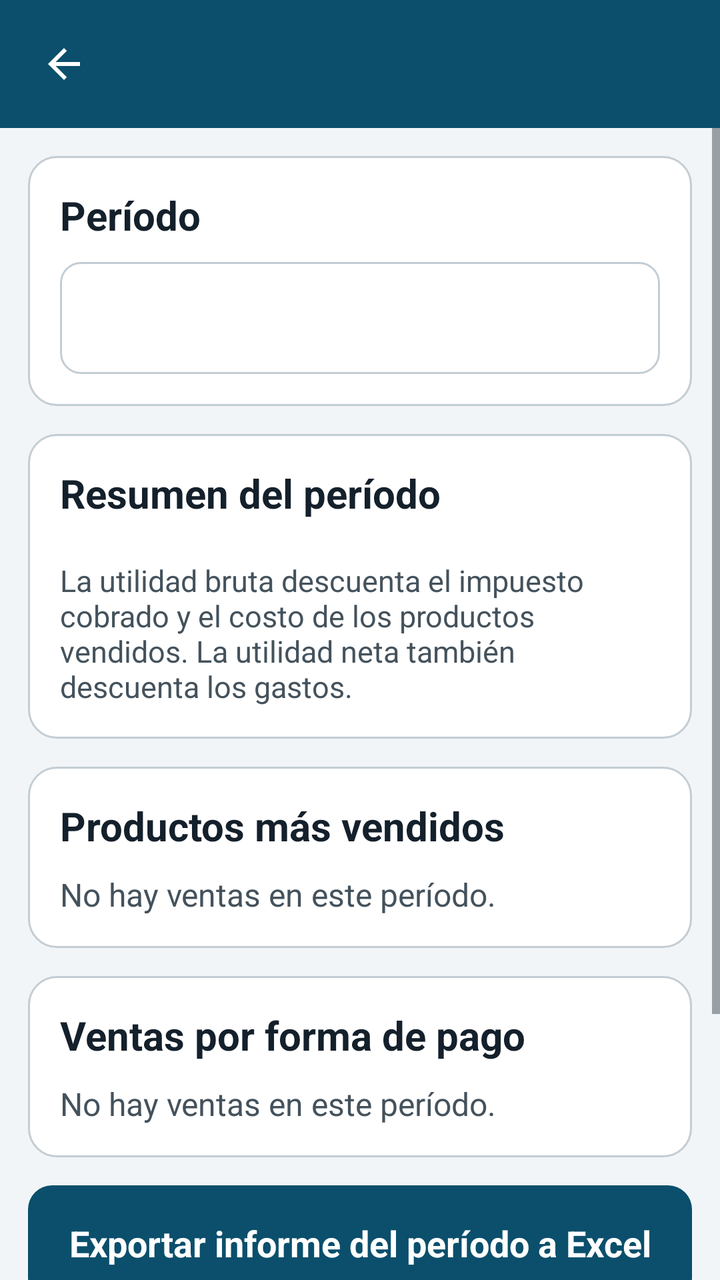
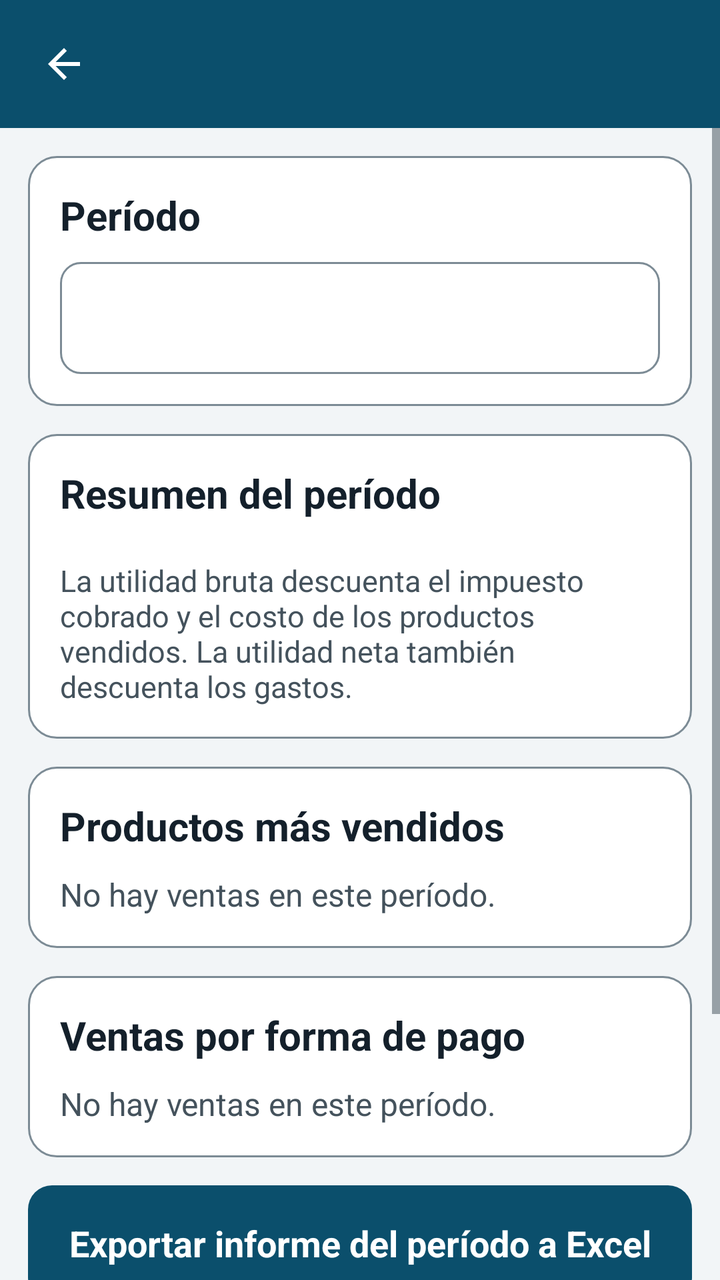

Screens rendered from an Android XML layout before and after an edit, with the pre-edit source and the edit as a unified diff.
<!-- AndroidManifest.xml: application theme Tema -->
<!-- res/layout/activity_informes.xml -->
<?xml version="1.0" encoding="utf-8"?>
<LinearLayout xmlns:android="http://schemas.android.com/apk/res/android"
    android:layout_width="match_parent"
    android:layout_height="match_parent"
    android:orientation="vertical"
    android:background="@color/fondo">

    <include layout="@layout/barra_superior" />

    <ScrollView
android:id="@+id/scrollForm"
        android:layout_width="match_parent"
        android:layout_height="match_parent"
        android:fillViewport="true">

        <LinearLayout
            android:layout_width="match_parent"
            android:layout_height="wrap_content"
            android:orientation="vertical"
            android:paddingLeft="14dp"
            android:paddingRight="14dp"
            android:paddingTop="14dp"
            android:paddingBottom="26dp">

            <LinearLayout
                style="@style/Tarjeta"
                android:layout_width="match_parent"
                android:layout_height="wrap_content">

                <TextView
                    style="@style/TituloSeccion"
                    android:layout_width="match_parent"
                    android:layout_height="wrap_content"
                    android:text="Período" />

                <Spinner
                    android:id="@+id/spPeriodo"
                    android:layout_width="match_parent"
                    android:layout_height="56dp"
                    android:background="@drawable/fondo_campo"
                    android:paddingLeft="14dp"
                    android:paddingRight="14dp"
                    android:minHeight="56dp" />
            </LinearLayout>

            <LinearLayout
                style="@style/Tarjeta"
                android:layout_width="match_parent"
                android:layout_height="wrap_content">

                <TextView
                    style="@style/TituloSeccion"
                    android:layout_width="match_parent"
                    android:layout_height="wrap_content"
                    android:text="Resumen del período" />

                <LinearLayout
                    android:id="@+id/containerMetricas"
                    android:layout_width="match_parent"
                    android:layout_height="wrap_content"
                    android:orientation="vertical" />

                <TextView
                    style="@style/Ayuda"
                    android:layout_width="match_parent"
                    android:layout_height="wrap_content"
                    android:layout_marginTop="10dp"
                    android:text="La utilidad bruta descuenta el impuesto cobrado y el costo de los productos vendidos. La utilidad neta también descuenta los gastos." />
            </LinearLayout>

            <LinearLayout
                style="@style/Tarjeta"
                android:layout_width="match_parent"
                android:layout_height="wrap_content">

                <TextView
                    style="@style/TituloSeccion"
                    android:layout_width="match_parent"
                    android:layout_height="wrap_content"
                    android:text="Productos más vendidos" />

                <TextView
                    android:id="@+id/txtVacioTop"
                    android:layout_width="match_parent"
                    android:layout_height="wrap_content"
                    android:text="No hay ventas en este período."
                    android:textColor="@color/texto_secundario"
                    android:textSize="16sp" />

                <LinearLayout
                    android:id="@+id/containerTop"
                    android:layout_width="match_parent"
                    android:layout_height="wrap_content"
                    android:orientation="vertical" />
            </LinearLayout>

            <LinearLayout
                style="@style/Tarjeta"
                android:layout_width="match_parent"
                android:layout_height="wrap_content">

                <TextView
                    style="@style/TituloSeccion"
                    android:layout_width="match_parent"
                    android:layout_height="wrap_content"
                    android:text="Ventas por forma de pago" />

                <TextView
                    android:id="@+id/txtVacioFormas"
                    android:layout_width="match_parent"
                    android:layout_height="wrap_content"
                    android:text="No hay ventas en este período."
                    android:textColor="@color/texto_secundario"
                    android:textSize="16sp" />

                <LinearLayout
                    android:id="@+id/containerFormas"
                    android:layout_width="match_parent"
                    android:layout_height="wrap_content"
                    android:orientation="vertical" />
            </LinearLayout>

            <Button
                android:id="@+id/btnExcel"
                style="@style/BotonPrimario"
                android:layout_width="match_parent"
                android:layout_height="wrap_content"
                android:text="Exportar informe del período a Excel" />

            <Button
                android:id="@+id/btnCsv"
                style="@style/BotonSecundario"
                android:layout_width="match_parent"
                android:layout_height="wrap_content"
                android:layout_marginTop="10dp"
                android:text="Exportar solo ventas (CSV)" />

            <Button
                android:id="@+id/btnCompartir"
                style="@style/BotonSecundario"
                android:layout_width="match_parent"
                android:layout_height="wrap_content"
                android:layout_marginTop="10dp"
                android:text="Compartir resumen" />
        </LinearLayout>
    </ScrollView>
</LinearLayout>
<!-- res/layout/barra_superior.xml (included above) -->
<?xml version="1.0" encoding="utf-8"?>
<LinearLayout xmlns:android="http://schemas.android.com/apk/res/android"
    android:layout_width="match_parent"
    android:layout_height="wrap_content"
    android:orientation="horizontal"
    android:gravity="center_vertical"
    android:background="@color/primario"
    android:minHeight="64dp"
    android:paddingLeft="6dp"
    android:paddingRight="12dp"
    android:paddingTop="6dp"
    android:paddingBottom="6dp">

    <ImageButton
        android:id="@+id/btnAtras"
        android:layout_width="52dp"
        android:layout_height="52dp"
        android:background="?android:attr/selectableItemBackgroundBorderless"
        android:src="@drawable/ic_atras"
        android:tint="@color/blanco"
        android:contentDescription="@string/volver"
        android:scaleType="centerInside" />

    <TextView
        android:id="@+id/tituloBarra"
        android:layout_width="0dp"
        android:layout_height="wrap_content"
        android:layout_weight="1"
        android:layout_marginStart="4dp"
        android:textColor="@color/blanco"
        android:textSize="22sp"
        android:textStyle="bold"
        android:maxLines="2"
        android:ellipsize="end" />
</LinearLayout>
<!-- resources referenced by this layout -->
<resources>
  <color name="blanco">#FFFFFF</color>
  <color name="fondo">#F2F5F7</color>
  <color name="primario">#0B4F6C</color>
  <color name="texto_secundario">#44525C</color>
  <!-- drawable fondo_campo (drawable) -->
  <?xml version="1.0" encoding="utf-8"?>
  <selector xmlns:android="http://schemas.android.com/apk/res/android">
      <item android:state_focused="true">
          <shape><solid android:color="@color/superficie"/><corners android:radius="10dp"/><stroke android:width="2dp" android:color="@color/primario"/></shape>
      </item>
      <item>
          <shape><solid android:color="@color/superficie"/><corners android:radius="10dp"/><stroke android:width="1dp" android:color="@color/borde"/></shape>
      </item>
  </selector>
  <!-- drawable ic_atras (drawable) -->
  <?xml version="1.0" encoding="utf-8"?>
  <vector xmlns:android="http://schemas.android.com/apk/res/android"
      android:width="24dp" android:height="24dp"
      android:viewportWidth="24" android:viewportHeight="24">
      <path android:fillColor="#FF000000" android:pathData="M20,11H7.83l5.59,-5.59L12,4l-8,8 8,8 1.41,-1.41L7.83,13H20v-2z"/>
  </vector>
  <string name="volver">Volver</string>
  <style name="Ayuda">
          <item name="android:textSize">15sp</item>
          <item name="android:textColor">@color/texto_secundario</item>
          <item name="android:layout_marginTop">4dp</item>
      </style>
  <style name="BotonPrimario">
          <item name="android:background">@drawable/boton_primario</item>
          <item name="android:textColor">@color/blanco</item>
          <item name="android:textSize">18sp</item>
          <item name="android:textStyle">bold</item>
          <item name="android:textAllCaps">false</item>
          <item name="android:gravity">center</item>
          <item name="android:minHeight">58dp</item>
          <item name="android:paddingLeft">18dp</item>
          <item name="android:paddingRight">18dp</item>
          <item name="android:stateListAnimator">@null</item>
          <item name="android:backgroundTint">@null</item>
      </style>
  <style name="BotonSecundario" parent="BotonPrimario">
          <item name="android:background">@drawable/boton_secundario</item>
          <item name="android:textColor">@color/primario</item>
      </style>
  <style name="Tarjeta">
          <item name="android:background">@drawable/fondo_tarjeta</item>
          <item name="android:padding">16dp</item>
          <item name="android:layout_marginBottom">14dp</item>
          <item name="android:orientation">vertical</item>
      </style>
  <style name="TituloSeccion">
          <item name="android:textSize">20sp</item>
          <item name="android:textStyle">bold</item>
          <item name="android:textColor">@color/texto</item>
          <item name="android:layout_marginBottom">10dp</item>
      </style>
  <color name="superficie">#FFFFFF</color>
  <color name="borde">#C3CDD4</color>
  <!-- drawable boton_primario (drawable) -->
  <?xml version="1.0" encoding="utf-8"?>
  <selector xmlns:android="http://schemas.android.com/apk/res/android">
      <item android:state_enabled="false">
          <shape><solid android:color="@color/deshabilitado"/><corners android:radius="12dp"/></shape>
      </item>
      <item android:state_pressed="true">
          <shape><solid android:color="@color/primario_oscuro"/><corners android:radius="12dp"/></shape>
      </item>
      <item>
          <shape><solid android:color="@color/primario"/><corners android:radius="12dp"/></shape>
      </item>
  </selector>
  <!-- drawable fondo_tarjeta (drawable) -->
  <?xml version="1.0" encoding="utf-8"?>
  <shape xmlns:android="http://schemas.android.com/apk/res/android">
      <solid android:color="@color/superficie"/>
      <corners android:radius="14dp"/>
      <stroke android:width="1dp" android:color="@color/borde"/>
  </shape>
  <color name="texto">#14202B</color>
  <color name="primario_oscuro">#073A50</color>
  <color name="deshabilitado">#8A979F</color>
  <color name="gris_fondo">#E6EBEE</color>
  <color name="primario_claro">#DCEAF2</color>
  <!-- unchanged entries left out for length: 2 -->
</resources>

<!-- the commit's change to res/layout/activity_informes.xml (unified diff, before → after) -->
@@ -31,6 +31,7 @@ android:id="@+id/scrollForm"
                     style="@style/TituloSeccion"
                     android:layout_width="match_parent"
                     android:layout_height="wrap_content"
+                    android:labelFor="@+id/spPeriodo"
                     android:text="Período" />
 
                 <Spinner
<!-- resource entries referenced after the edit -->
@@ -57,7 +57,7 @@
           <item name="android:layout_marginBottom">10dp</item>
       </style>
   <color name="superficie">#FFFFFF</color>
-  <color name="borde">#C3CDD4</color>
+  <color name="borde">#7C8B95</color>
   <!-- drawable boton_primario (drawable) -->
   <?xml version="1.0" encoding="utf-8"?>
   <selector xmlns:android="http://schemas.android.com/apk/res/android">
